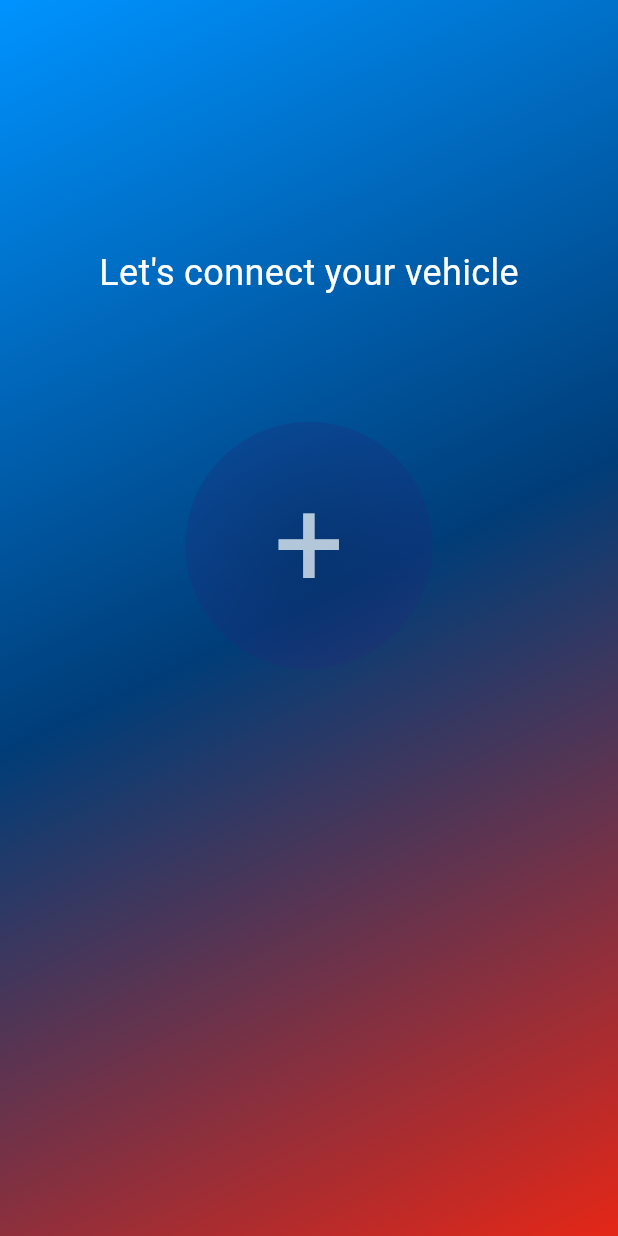
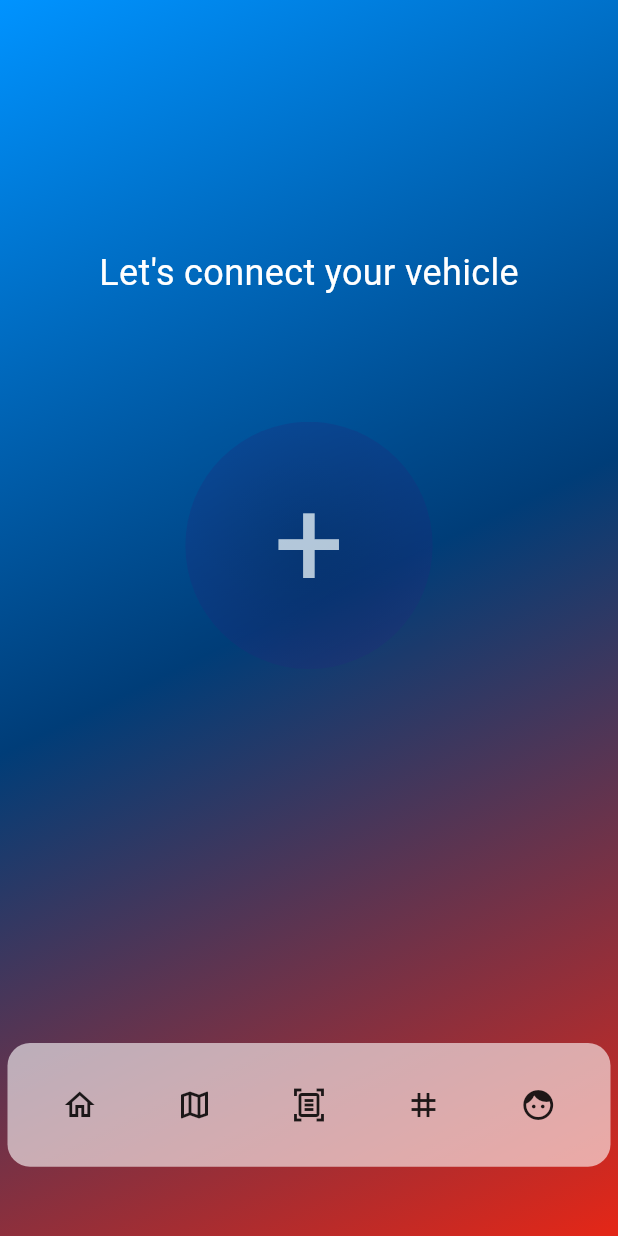
Before and after one commit to bourguiba01/air-gear, a Flutter app: the MainPageNotConnected screen opened directly, on a phone screen of 412 x 824 dp. Run offline on Flutter 3.47's test engine with Material 3 defaults, Android fonts, the phone set to English and light mode, and no system bars; our stand-ins replace flutter_svg, google_fonts.

Commit message:
v0.1_front_end_termine

```diff
--- /dev/null
+++ b/lib/incl/footer.dart
@@ -0,0 +1,24 @@
+import 'package:flutter/material.dart';
+
+Widget footer(BuildContext context) {
+  return Container(
+    padding: EdgeInsets.all(10),
+    margin: EdgeInsets.all(5),
+    width: MediaQuery.of(context).size.width * 0.9,
+    height: MediaQuery.of(context).size.height * 0.1,
+    decoration: BoxDecoration(
+      color: Colors.white.withOpacity(0.6),
+      borderRadius: BorderRadius.circular(15),
+    ),
+    child: Row(
+      mainAxisAlignment: MainAxisAlignment.spaceAround,
+      children: [
+        Icon(Icons.home_outlined),
+        Icon(Icons.map_outlined),
+        Icon(Icons.document_scanner_outlined),
+        Icon(Icons.tag),
+        Icon(Icons.face),
+      ],
+    ),
+  );
+}
--- a/lib/pages/LOOCKING.dart
+++ b/lib/pages/LOOCKING.dart
@@ -57,7 +57,7 @@ class _LoockingState extends State<Loocking> with SingleTickerProviderStateMixin
 			child: Stack(
 				children: [
 					Container(
-						padding: EdgeInsets.fromLTRB(0, 137, 1, 12),
+						padding: EdgeInsets.fromLTRB(0, 100, 1, 12),
 						child: Stack(
 							clipBehavior: Clip.none,
 							children: [
--- a/lib/pages/MAIN-PAGE-NOT-CONCTED.dart
+++ b/lib/pages/MAIN-PAGE-NOT-CONCTED.dart
@@ -1,7 +1,9 @@
 import 'package:flutter/material.dart';
 import 'dart:ui'; // for ImageFilter
 import 'package:flutter_svg/flutter_svg.dart'; // if you intend to use SVG images
-import 'package:google_fonts/google_fonts.dart'; // for custom fonts
+import 'package:google_fonts/google_fonts.dart';
+
+import '../incl/footer.dart'; // for custom fonts
 
 class MainPageNotConnected extends StatelessWidget {
 	@override
@@ -11,7 +13,9 @@ class MainPageNotConnected extends StatelessWidget {
 		final screenHeight = MediaQuery.of(context).size.height;
 
 		return Scaffold(
-			body: Container(
+			body: Stack(
+				children: [
+					Container(
 						width: double.infinity,
 						height: double.infinity,
 						decoration: BoxDecoration(
@@ -98,6 +102,14 @@ class MainPageNotConnected extends StatelessWidget {
 							),
 						),
 					),
+					Positioned(
+						bottom: MediaQuery.of(context).size.height * 0.05,
+						left: 0,
+						right: 0,
+						child: footer(context),
+					),
+				],
+			),
 		);
 	}
 }
```
Also changed, not shown: lib/main.dart (+14 -14 lines), lib/pages/BATTRY-FRAME.dart (+6 -6 lines), lib/pages/EDIT-PROFILE.dart (+92 -19 lines), lib/pages/FLUSH-SCREEN.dart (+26 -8 lines), lib/pages/MAIN-PAGE-CONACTED.dart (+47 -34 lines), lib/pages/PAY-PAGE.dart (+8 -12 lines), assets/vectors/img.png (added). Lines whose indentation alone changed are shown as unchanged.
